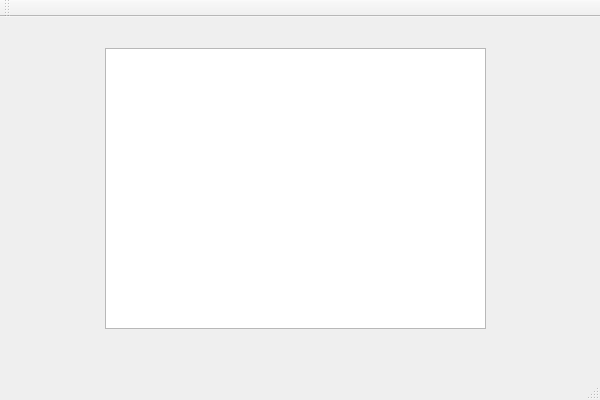
Before: the Qt Designer form PoseLab/PoseLab.ui in jenshemprich/tf-cpp-pose-estimation, drawn with Qt 5.
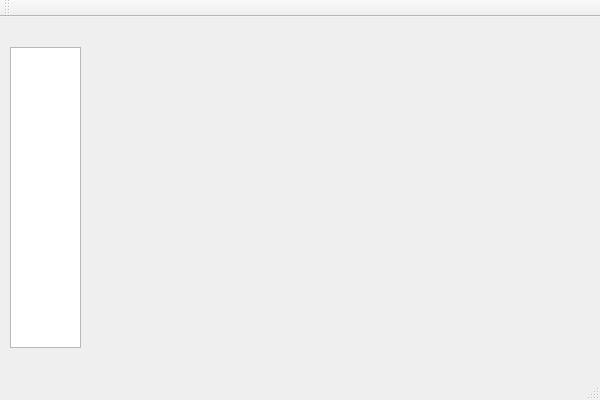
After: the same form once the commit is applied.

```diff
--- a/PoseLab/PoseLab.ui
+++ b/PoseLab/PoseLab.ui
@@ -14,16 +14,29 @@
    <string>PoseLab</string>
   </property>
   <widget class="QWidget" name="centralWidget">
-   <widget class="QGraphicsView" name="graphicsView">
+   <widget class="QListWidget" name="videoInputs">
     <property name="geometry">
      <rect>
-      <x>105</x>
-      <y>31</y>
-      <width>381</width>
-      <height>281</height>
+      <x>10</x>
+      <y>30</y>
+      <width>71</width>
+      <height>301</height>
      </rect>
     </property>
    </widget>
+   <widget class="QLabel" name="videoOutput">
+    <property name="geometry">
+     <rect>
+      <x>106</x>
+      <y>33</y>
+      <width>471</width>
+      <height>301</height>
+     </rect>
+    </property>
+    <property name="text">
+     <string/>
+    </property>
+   </widget>
   </widget>
   <widget class="QMenuBar" name="menuBar">
    <property name="geometry">
```
Left out of the diff: 2 changed lines with no effect on the pictures.
